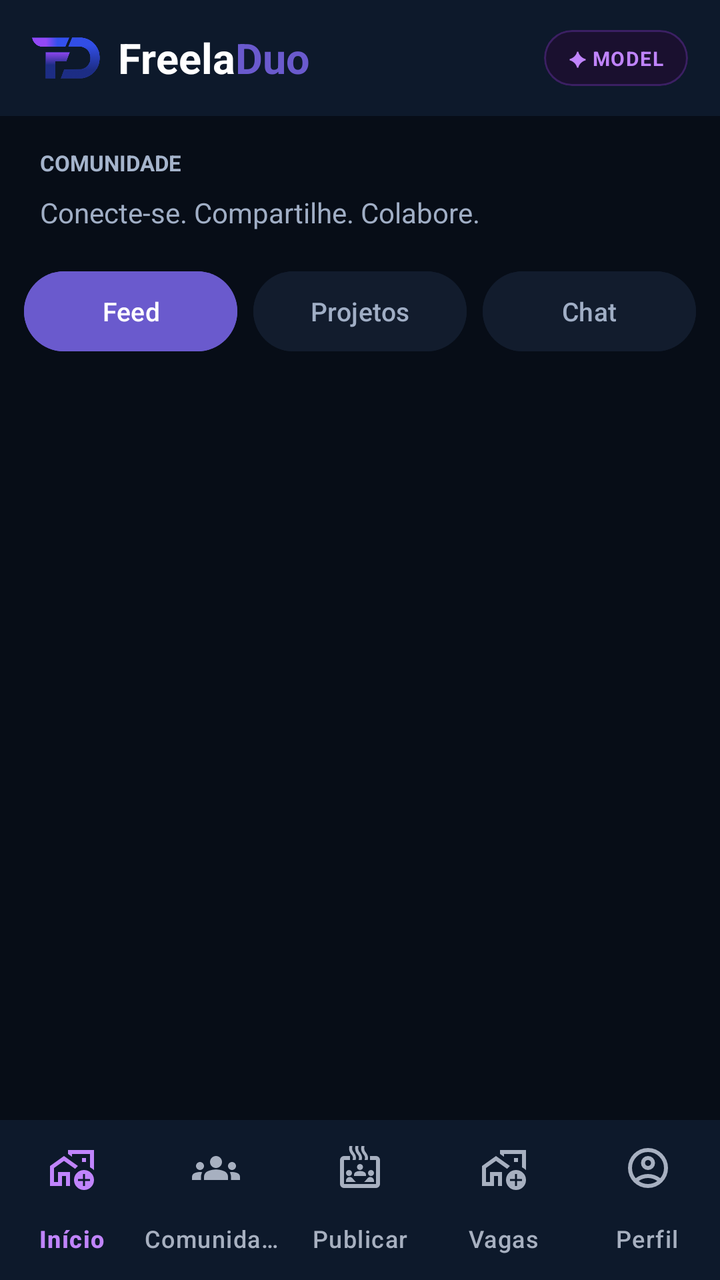
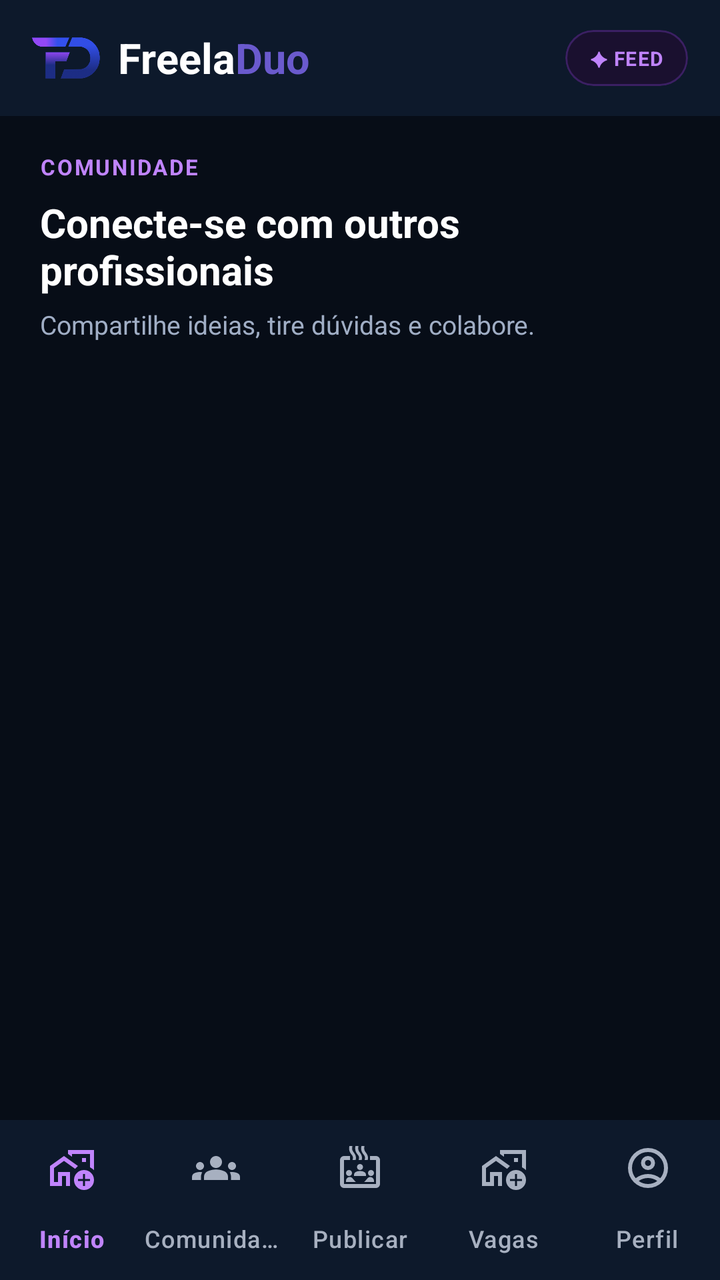

Screens rendered from an Android XML layout before and after an edit, with the pre-edit source and the edit as a unified diff.
<!-- AndroidManifest.xml: application theme Theme.MyApplication -->
<!-- res/layout/activity_comunidade.xml -->
<?xml version="1.0" encoding="utf-8"?>
<LinearLayout
    xmlns:android="http://schemas.android.com/apk/res/android"
    xmlns:app="http://schemas.android.com/apk/res-auto"
    android:layout_width="match_parent"
    android:layout_height="match_parent"
    android:orientation="vertical"
    android:background="#070D17">


    
    <include
        layout="@layout/view_header_freeladuo"
        android:layout_width="match_parent"
        android:layout_height="wrap_content" />

    
    <LinearLayout
        android:layout_width="match_parent"
        android:layout_height="wrap_content"
        android:orientation="vertical"
        android:paddingStart="20dp"
        android:paddingEnd="20dp"
        android:paddingTop="16dp"
        android:paddingBottom="16dp">

        <TextView
            android:layout_width="wrap_content"
            android:layout_height="wrap_content"
            android:text="COMUNIDADE"
            android:textColor="#A5B4CC"
            android:textSize="11sp"
            android:textStyle="bold" />

        <TextView
            android:layout_width="match_parent"
            android:layout_height="wrap_content"
            android:layout_marginTop="8dp"
            android:text="Conecte-se. Compartilhe. Colabore."
            android:textColor="#A0AEC5"
            android:textSize="14sp" />

    </LinearLayout>


    
    <LinearLayout
        android:layout_width="match_parent"
        android:layout_height="wrap_content"
        android:orientation="horizontal"
        android:paddingStart="12dp"
        android:paddingEnd="12dp"
        android:paddingBottom="12dp">

        <Button
            android:id="@+id/btnFeed"
            android:layout_width="0dp"
            android:layout_height="48dp"
            android:layout_weight="1"
            android:layout_marginEnd="4dp"
            android:backgroundTint="#6A5ACD"
            android:minWidth="0dp"
            android:text="Feed"
            android:textAllCaps="false"
            android:textColor="#FFFFFF"
            android:textSize="13sp" />

        <Button
            android:id="@+id/btnProjetos"
            android:layout_width="0dp"
            android:layout_height="48dp"
            android:layout_weight="1"
            android:layout_marginStart="4dp"
            android:layout_marginEnd="4dp"
            android:backgroundTint="#121C2D"
            android:minWidth="0dp"
            android:text="Projetos"
            android:textAllCaps="false"
            android:textColor="#A0AEC5"
            android:textSize="13sp" />

        <Button
            android:id="@+id/btnChat"
            android:layout_width="0dp"
            android:layout_height="48dp"
            android:layout_weight="1"
            android:layout_marginStart="4dp"
            android:backgroundTint="#121C2D"
            android:minWidth="0dp"
            android:text="Chat"
            android:textAllCaps="false"
            android:textColor="#A0AEC5"
            android:textSize="13sp" />

    </LinearLayout>

    
    <FrameLayout
        android:id="@+id/areaConteudo"
        android:layout_width="match_parent"
        android:layout_height="0dp"
        android:layout_weight="1"
        android:background="#070D17" />

    
    <com.google.android.material.bottomnavigation.BottomNavigationView
        android:id="@+id/bottomNavigation"
        android:layout_width="match_parent"
        android:layout_height="wrap_content"
        android:background="#0D192B"
        app:itemIconTint="@color/bottom_nav_item_color"
        app:itemTextColor="@color/bottom_nav_item_color"
        app:labelVisibilityMode="labeled"
        app:menu="@menu/bottom_nav_menu" />

</LinearLayout>
<!-- res/layout/view_header_freeladuo.xml (included above) -->
<?xml version="1.0" encoding="utf-8"?>
<LinearLayout
    xmlns:android="http://schemas.android.com/apk/res/android"
    android:layout_width="match_parent"
    android:layout_height="wrap_content"
    android:orientation="horizontal"
    android:gravity="center_vertical"
    android:background="#0D192B"
    android:paddingStart="16dp"
    android:paddingEnd="16dp"
    android:paddingTop="12dp"
    android:paddingBottom="12dp">

    <ImageView
        android:layout_width="34dp"
        android:layout_height="34dp"
        android:src="@drawable/logo"
        android:scaleType="fitCenter"
        android:contentDescription="Logo FreelaDuo" />

    <TextView
        android:layout_width="wrap_content"
        android:layout_height="wrap_content"
        android:layout_marginStart="9dp"
        android:text="Freela"
        android:textColor="#FFFFFF"
        android:textSize="21sp"
        android:textStyle="bold" />

    <TextView
        android:id="@+id/txtLogoDuo"
        android:layout_width="wrap_content"
        android:layout_height="wrap_content"
        android:text="Duo"
        android:textColor="#6A5ACD"
        android:textSize="21sp"
        android:textStyle="bold" />

    <View
        android:layout_width="0dp"
        android:layout_height="1dp"
        android:layout_weight="1" />

    <com.google.android.material.card.MaterialCardView
        android:layout_width="wrap_content"
        android:layout_height="wrap_content"
        app:cardBackgroundColor="#1A102F"
        app:cardCornerRadius="50dp"
        app:cardElevation="0dp"
        app:strokeColor="#3B2063"
        app:strokeWidth="1dp"
        xmlns:app="http://schemas.android.com/apk/res-auto">

        <TextView
            android:layout_width="wrap_content"
            android:layout_height="wrap_content"
            android:text="✦ MODEL"
            android:textColor="#C084FC"
            android:textSize="10sp"
            android:textStyle="bold"
            android:letterSpacing="0.05"
            android:paddingStart="12dp"
            android:paddingEnd="12dp"
            android:paddingTop="7dp"
            android:paddingBottom="7dp" />

    </com.google.android.material.card.MaterialCardView>

</LinearLayout>
<!-- resources referenced by this layout -->
<resources>
  <!-- drawable logo: png bitmap (drawable, 67290 bytes) -->
  <style name="Theme.MyApplication" parent="Base.Theme.MyApplication" />
  <style name="Base.Theme.MyApplication" parent="Theme.Material3.DayNight.NoActionBar">
          
          
      </style>
</resources>

<!-- the commit's change to res/layout/activity_comunidade.xml (unified diff, before → after) -->
@@ -6,7 +6,6 @@
     android:layout_height="match_parent"
     android:orientation="vertical"
     android:background="#070D17">
-
 
     
     <include
@@ -21,74 +20,32 @@
         android:orientation="vertical"
         android:paddingStart="20dp"
         android:paddingEnd="20dp"
-        android:paddingTop="16dp"
-        android:paddingBottom="16dp">
+        android:paddingTop="18dp"
+        android:paddingBottom="14dp">
 
         <TextView
             android:layout_width="wrap_content"
             android:layout_height="wrap_content"
             android:text="COMUNIDADE"
-            android:textColor="#A5B4CC"
+            android:textColor="#C084FC"
             android:textSize="11sp"
+            android:textStyle="bold"
+            android:letterSpacing="0.08" />
+
+        <TextView
+            android:layout_width="match_parent"
+            android:layout_height="wrap_content"
+            android:layout_marginTop="7dp"
+            android:text="Conecte-se com outros profissionais"
+            android:textColor="#FFFFFF"
+            android:textSize="20sp"
             android:textStyle="bold" />
 
         <TextView
             android:layout_width="match_parent"
             android:layout_height="wrap_content"
-            android:layout_marginTop="8dp"
-            android:text="Conecte-se. Compartilhe. Colabore."
-            android:textColor="#A0AEC5"
-            android:textSize="14sp" />
-
-    </LinearLayout>
-
-
-    
-    <LinearLayout
-        android:layout_width="match_parent"
-        android:layout_height="wrap_content"
-        android:orientation="horizontal"
-        android:paddingStart="12dp"
-        android:paddingEnd="12dp"
-        android:paddingBottom="12dp">
-
-        <Button
-            android:id="@+id/btnFeed"
-            android:layout_width="0dp"
-            android:layout_height="48dp"
-            android:layout_weight="1"
-            android:layout_marginEnd="4dp"
-            android:backgroundTint="#6A5ACD"
-            android:minWidth="0dp"
-            android:text="Feed"
-            android:textAllCaps="false"
-            android:textColor="#FFFFFF"
-            android:textSize="13sp" />
-
-        <Button
-            android:id="@+id/btnProjetos"
-            android:layout_width="0dp"
-            android:layout_height="48dp"
-            android:layout_weight="1"
-            android:layout_marginStart="4dp"
-            android:layout_marginEnd="4dp"
-            android:backgroundTint="#121C2D"
-            android:minWidth="0dp"
-            android:text="Projetos"
-            android:textAllCaps="false"
-            android:textColor="#A0AEC5"
-            android:textSize="13sp" />
-
-        <Button
-            android:id="@+id/btnChat"
-            android:layout_width="0dp"
-            android:layout_height="48dp"
-            android:layout_weight="1"
-            android:layout_marginStart="4dp"
-            android:backgroundTint="#121C2D"
-            android:minWidth="0dp"
-            android:text="Chat"
-            android:textAllCaps="false"
+            android:layout_marginTop="5dp"
+            android:text="Compartilhe ideias, tire dúvidas e colabore."
             android:textColor="#A0AEC5"
             android:textSize="13sp" />
 
@@ -169,9 +126,10 @@
         xmlns:app="http://schemas.android.com/apk/res-auto">
 
         <TextView
+            android:id="@+id/txtIdentificacaoTela"
             android:layout_width="wrap_content"
             android:layout_height="wrap_content"
-            android:text="✦ MODEL"
+            android:text="✦ FEED"
             android:textColor="#C084FC"
             android:textSize="10sp"
             android:textStyle="bold"
